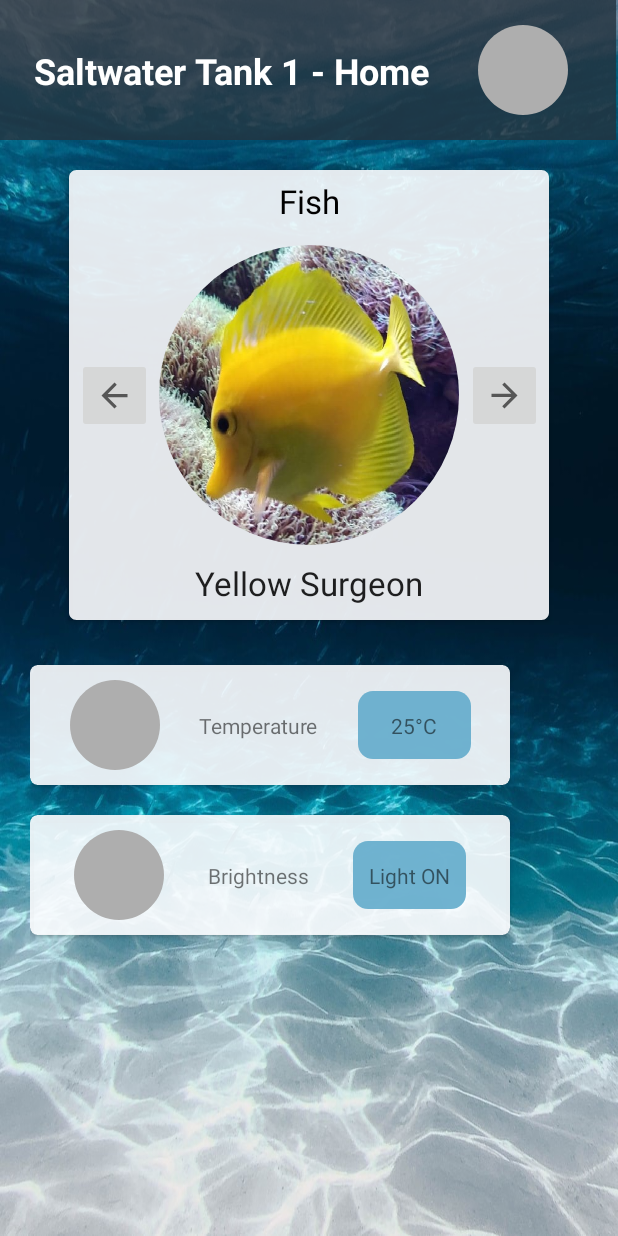
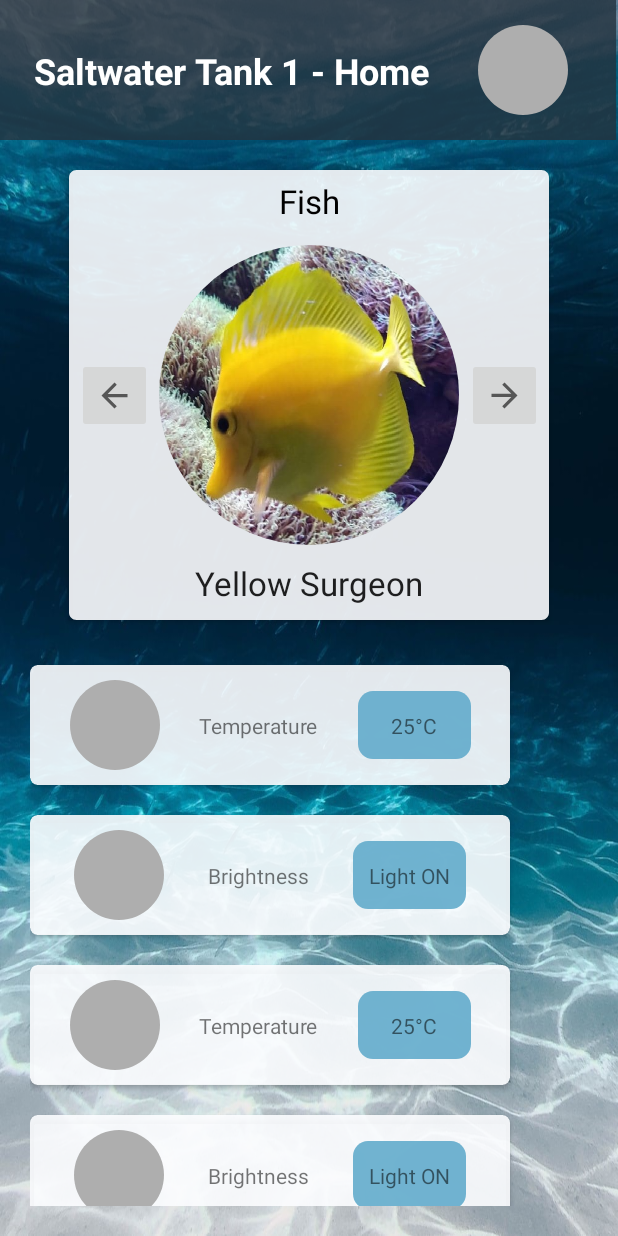
Before and after one commit to Nicolas-Rigaudy/Aquarium-Monitoring-System, an Android app: the screen it shows after launch (MainPage), on a phone screen of 412 x 824 dp. Run offline under Robolectric (Android 15) with nearby library versions, the phone set to English and light mode, and no system bars; our stand-ins replace CircleImageView; Roboto replaces fonts that are not available here.

Commit message:
Testing Multiple Data Cards

```diff
--- a/ANDROID APP/Android_REST/app/src/main/java/org/libreapps/rest/MainPage.java
+++ b/ANDROID APP/Android_REST/app/src/main/java/org/libreapps/rest/MainPage.java
@@ -22,6 +22,10 @@ public class MainPage extends AppCompatActivity {
         ArrayList<DataCard> dataCards = new ArrayList<>();
         dataCards.add(new DataCard("Temperature","25°C"));
         dataCards.add(new DataCard("Brightness","Light ON"));
+        dataCards.add(new DataCard("Temperature","25°C"));
+        dataCards.add(new DataCard("Brightness","Light ON"));
+        dataCards.add(new DataCard("Temperature","25°C"));
+        dataCards.add(new DataCard("Brightness","Light ON"));
 
         mRecyclerView = findViewById(R.id.recyclerView);
         mRecyclerView.setHasFixedSize(true);
```
Also changed, not shown: 7 other files.
